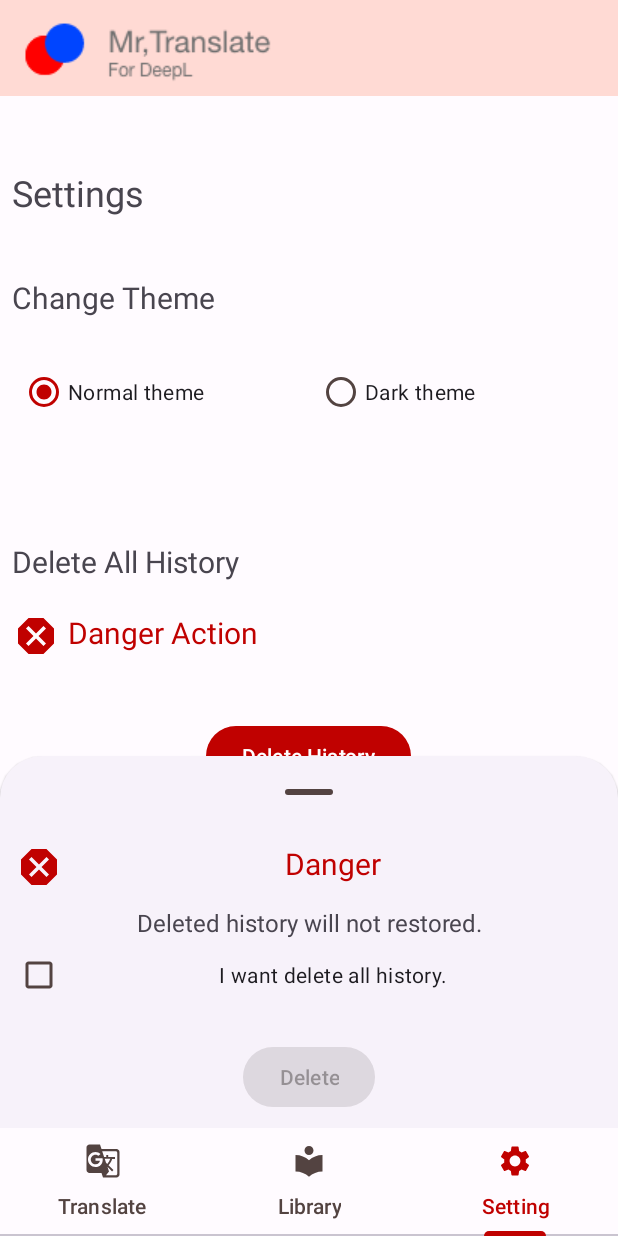
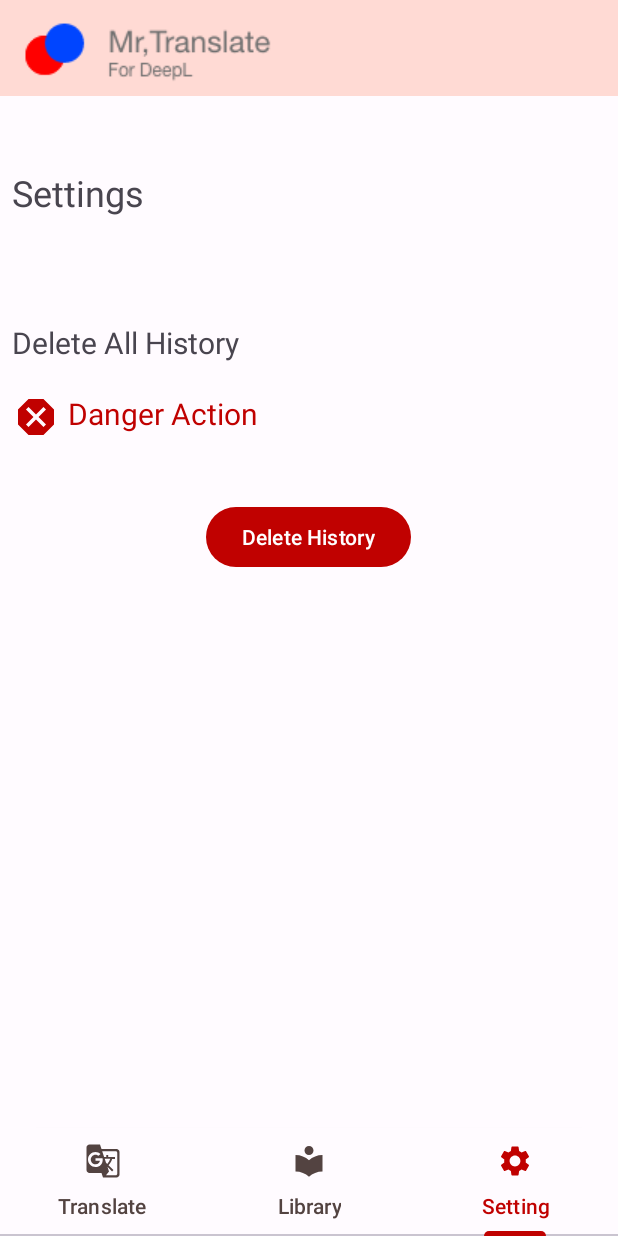
Before and after one commit to tomoya-hiraiwa/translate_app, an Android app: the screen it shows after launch (MainActivity), item 3 of the bottom bar chosen, on a phone screen of 412 x 824 dp. Run offline under Robolectric (Android 15) with nearby library versions, the phone set to English and light mode, and no system bars.

Commit message:
enter setting page

```diff
--- a/app/src/main/java/edu/wsc2022/a01/mrtranslate/UI/MainActivity.kt
+++ b/app/src/main/java/edu/wsc2022/a01/mrtranslate/UI/MainActivity.kt
@@ -6,7 +6,7 @@ import androidx.fragment.app.Fragment
 import com.google.android.material.tabs.TabLayout
 import edu.wsc2022.a01.mrtranslate.R
 import edu.wsc2022.a01.mrtranslate.databinding.ActivityMainBinding
-const val Token = "enter your token"
+const val Token = "e27d2fcf-6692-2fd0-4a41-aed3a0677514:fx"
 class MainActivity : AppCompatActivity() {
     private lateinit var binding: ActivityMainBinding
     override fun onCreate(savedInstanceState: Bundle?) {
--- a/app/src/main/java/edu/wsc2022/a01/mrtranslate/UI/SettingFragment.kt
+++ b/app/src/main/java/edu/wsc2022/a01/mrtranslate/UI/SettingFragment.kt
@@ -1,21 +1,28 @@
 package edu.wsc2022.a01.mrtranslate.UI
 
+import android.content.res.Configuration
 import android.os.Bundle
+import android.util.Log
 import androidx.fragment.app.Fragment
 import android.view.LayoutInflater
 import android.view.View
 import android.view.ViewGroup
 import android.widget.LinearLayout
+import androidx.appcompat.app.AppCompatDelegate
 import androidx.coordinatorlayout.widget.CoordinatorLayout.Behavior
 import androidx.lifecycle.ViewModelProvider
+import androidx.lifecycle.lifecycleScope
 import com.google.android.material.bottomsheet.BottomSheetBehavior
+import edu.wsc2022.a01.mrtranslate.DataBase.LibraryHelper
 import edu.wsc2022.a01.mrtranslate.R
 import edu.wsc2022.a01.mrtranslate.ViewModel.TranslateViewModel
 import edu.wsc2022.a01.mrtranslate.databinding.FragmentSettingBinding
+import kotlinx.coroutines.launch
 
 
 class SettingFragment : Fragment() {
 private lateinit var binding: FragmentSettingBinding
+private lateinit var helper: LibraryHelper
 private lateinit var viewModel: TranslateViewModel
 private lateinit var behavior: BottomSheetBehavior<LinearLayout>
 
@@ -24,17 +31,36 @@ private lateinit var behavior: BottomSheetBehavior<LinearLayout>
         savedInstanceState: Bundle?
     ): View? {
         // Inflate the layout for this fragment
-        return inflater.inflate(R.layout.fragment_setting, container, false)
+        binding  = FragmentSettingBinding.inflate(inflater,container,false)
+        return binding.root
     }
 
     override fun onViewCreated(view: View, savedInstanceState: Bundle?) {
         super.onViewCreated(view, savedInstanceState)
+        helper = LibraryHelper(requireContext())
         behavior = BottomSheetBehavior.from(binding.sheet)
         viewModel = ViewModelProvider(requireActivity())[TranslateViewModel::class.java]
         behavior.apply {
             isHideable = true
+            state = BottomSheetBehavior.STATE_HIDDEN
+        }
+        binding.delbt.setOnClickListener {
+            behavior.state = BottomSheetBehavior.STATE_COLLAPSED
+        }
+        binding.delcheck.setOnClickListener {
+            binding.sheetDelbt.isEnabled = binding.delcheck.isChecked
+        }
+        binding.sheetDelbt.setOnClickListener {
+        lifecycleScope.launch {
+            viewModel.deleteAllData(helper)
+            behavior.state = BottomSheetBehavior.STATE_HIDDEN
+        }
+        }
 
-        }
+
+
+
+
     }
 
 
--- a/app/src/main/java/edu/wsc2022/a01/mrtranslate/ViewModel/TranslateViewModel.kt
+++ b/app/src/main/java/edu/wsc2022/a01/mrtranslate/ViewModel/TranslateViewModel.kt
@@ -57,5 +57,6 @@ class TranslateViewModel: ViewModel() {
         db.delete(LibraryHelper.textTable,null,null)
         db.delete(LibraryHelper.wordTable,null,null)
         }
+        getData(helper,1)
     }
 }
--- a/app/src/main/res/layout/fragment_setting.xml
+++ b/app/src/main/res/layout/fragment_setting.xml
@@ -19,40 +19,8 @@
             android:layout_marginTop="40dp"
             android:layout_width="match_parent"
             android:layout_height="wrap_content"/>
-        <TextView
-            android:textSize="20sp"
 
-            android:layout_marginTop="40dp"
-            android:text="Change Theme"
-            android:layout_width="match_parent"
-            android:layout_height="wrap_content"/>
-        <LinearLayout
-            android:orientation="horizontal"
-            android:layout_width="match_parent"
-            android:layout_height="wrap_content">
-            <RadioGroup
-                android:layout_marginTop="20dp"
-                android:orientation="horizontal"
-                android:id="@+id/rgp"
-                android:layout_width="match_parent"
-                android:layout_height="wrap_content">
-                <RadioButton
-                    android:checked="true"
-                    android:id="@+id/normalrb"
-                    android:text="Normal theme"
-                    android:layout_margin="5dp"
-                    android:layout_weight="1"
-                    android:layout_width="match_parent"
-                    android:layout_height="wrap_content"/>
-                <RadioButton
-                    android:id="@+id/darkrb"
-                    android:text="Dark theme"
-                    android:layout_weight="1"
-                    android:layout_margin="5dp"
-                    android:layout_width="match_parent"
-                    android:layout_height="wrap_content"/>
-            </RadioGroup>
-        </LinearLayout>
+
         <TextView
             android:textSize="20sp"
             android:layout_marginTop="70dp"
@@ -69,6 +37,7 @@
             android:layout_width="match_parent"
             android:layout_height="wrap_content"/>
         <Button
+            android:id="@+id/delbt"
             android:layout_gravity="center"
             android:text="Delete History"
             android:layout_marginTop="40dp"
@@ -103,6 +72,7 @@
             android:layout_width="match_parent"
             android:layout_height="wrap_content"/>
         <CheckBox
+            android:id="@+id/delcheck"
             android:textAlignment="center"
             android:text="I want delete all history."
             android:layout_width="match_parent"
```
